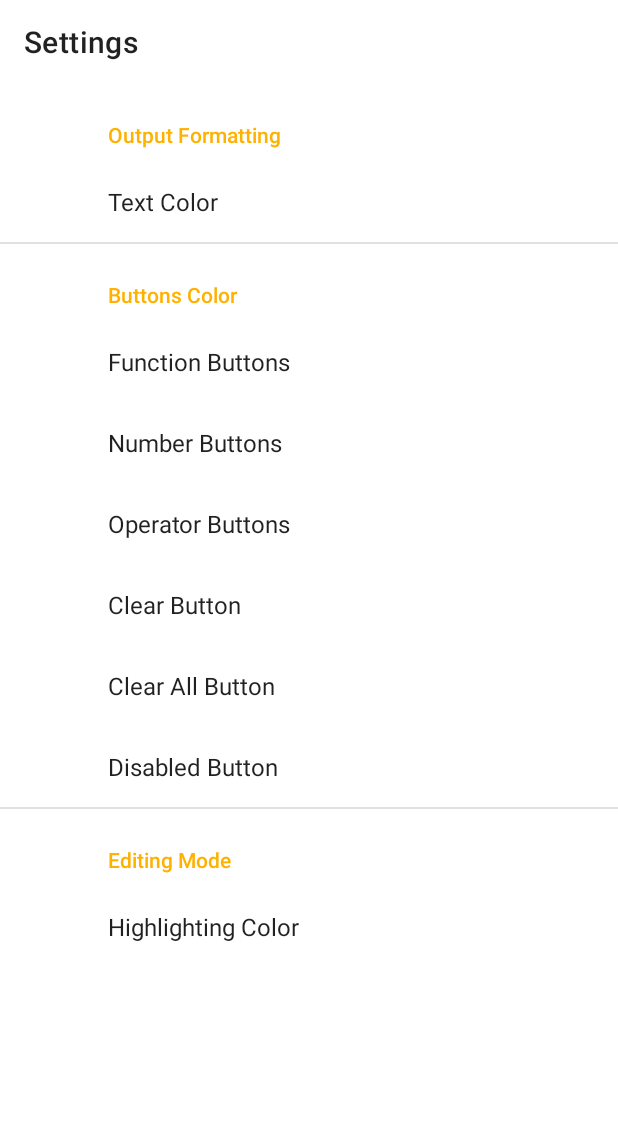
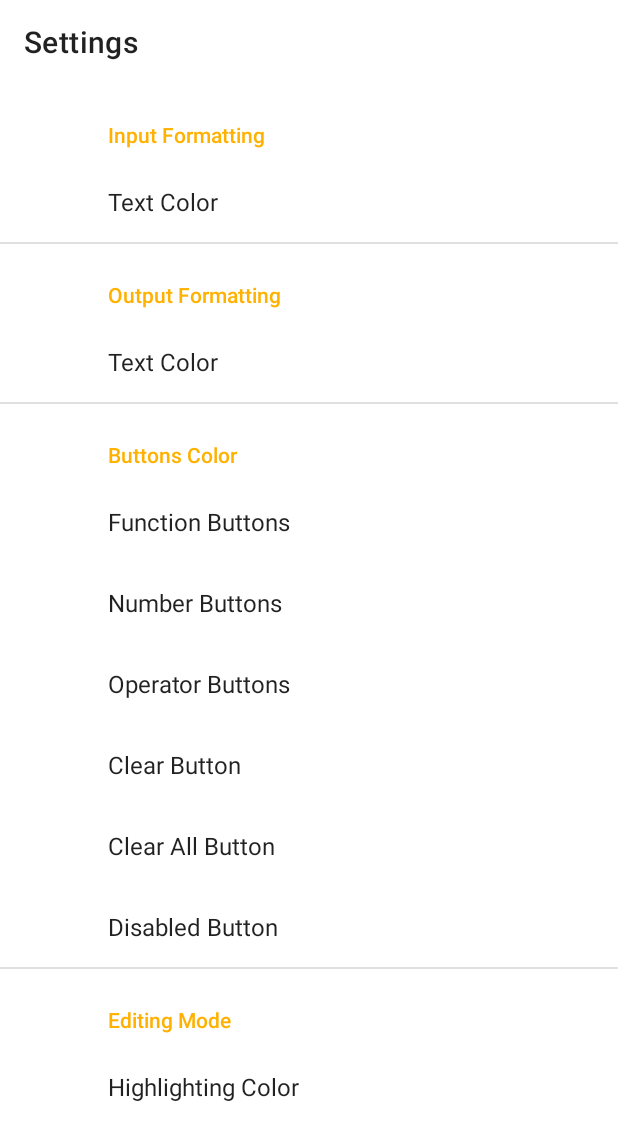
Before and after one commit to mplekunov/CalculatorApp, an Android app: the SettingsFragment screen opened through its navigation route, on a phone screen of 412 x 824 dp. Shown: the top 1140 px of the screen. Run offline under Robolectric (Android 15) with nearby library versions, the phone set to English and light mode, and no system bars; our stand-ins replace androidx.preference; 1 statement that could not run was skipped.

Commit message:
Work in Progress..

```diff
--- a/app/src/main/java/com/example/calculator/model/input/expandedEditing/ExpandedInputAdapter.kt
+++ b/app/src/main/java/com/example/calculator/model/input/expandedEditing/ExpandedInputAdapter.kt
@@ -16,6 +16,7 @@ import com.example.calculator.model.input.defaultEditing.Clickable
 import com.example.calculator.model.input.defaultEditing.InputAdapter
 import com.example.calculator.model.number.NumberKind
 import com.example.calculator.model.operator.OperatorKind
+import com.example.calculator.model.settings.SettingsManager
 import com.example.calculator.model.token.TokenTypes
 import com.example.calculator.model.wrapper.Buttons
 import com.example.calculator.parser.FunctionParser
@@ -101,7 +102,8 @@ class ExpandedInputAdapter(
         val typedValue = TypedValue()
         activity.theme.resolveAttribute(com.google.android.material.R.attr.colorOnPrimary, typedValue, true)
 
-        drawable.setTint(activity.getColor(typedValue.resourceId))
+        drawable.setTint(SettingsManager(activity.applicationContext).getColor(R.string.saved_input_font_color_key))
+
         val size: Int = activity.findViewById<TextView>(R.id.input).textSize.toInt()
         drawable.setBounds(0, 0,  (size / 1.3).roundToInt(), (size / 1.3).roundToInt())
 
--- a/app/src/main/java/com/example/calculator/view/CalculatorFragment.kt
+++ b/app/src/main/java/com/example/calculator/view/CalculatorFragment.kt
@@ -2,24 +2,24 @@ package com.example.calculator.view
 
 import android.content.res.ColorStateList
 import android.os.Bundle
+import android.text.Spannable
 import android.text.SpannableStringBuilder
 
 import android.text.method.LinkMovementMethod
-import android.util.Log
+import android.text.style.DynamicDrawableSpan
+import android.text.style.ForegroundColorSpan
+import android.text.style.ImageSpan
 
 import android.view.*
 import android.widget.ImageButton
 import androidx.appcompat.app.AppCompatActivity
-import androidx.core.graphics.*
 import androidx.core.widget.ImageViewCompat
 
 import androidx.fragment.app.Fragment
 import androidx.fragment.app.viewModels
 import androidx.lifecycle.MutableLiveData
-import androidx.preference.PreferenceManager
 
 import com.example.calculator.R
-import com.example.calculator.converter.ColorConverter
 import com.example.calculator.databinding.CalculatorExpandedBinding
 import com.example.calculator.databinding.CalculatorNormalBinding
 import com.example.calculator.databinding.FragmentCalculatorBinding
@@ -112,6 +112,8 @@ class CalculatorFragment : Fragment() {
             calculatorFragment = this@CalculatorFragment
         }
 
+        colorLiveInput()
+
         // Binds an observer to liveInput...
         // On liveData object modification, updates both input and output textview
         liveInput.observe(viewLifecycleOwner) {
@@ -122,11 +124,30 @@ class CalculatorFragment : Fragment() {
         applyCalculatorSettings()
     }
 
+    private fun colorLiveInput() {
+        liveInput.value?.setSpan(ForegroundColorSpan(SettingsManager(requireContext()).getColor(R.string.saved_input_font_color_key)), 0, liveInput.value!!.length, Spannable.SPAN_EXCLUSIVE_EXCLUSIVE)
+        val drawables = liveInput.value?.getSpans(0, liveInput.value!!.length, ImageSpan::class.java)
+
+        if (drawables != null) {
+            for (imageSpan in drawables) {
+                val drawable = imageSpan.drawable
+                drawable.setTint(SettingsManager(requireContext()).getColor(R.string.saved_input_font_color_key))
+
+                val start = liveInput.value!!.getSpanStart(imageSpan)
+                val end = liveInput.value!!.getSpanEnd(imageSpan)
+
+                liveInput.value?.removeSpan(imageSpan)
+
+                liveInput.value?.setSpan(ImageSpan(drawable, DynamicDrawableSpan.ALIGN_CENTER), start, end, Spannable.SPAN_EXCLUSIVE_EXCLUSIVE)
+            }
+        }
+    }
+
     private fun applyCalculatorSettings() {
         val settingsManager = SettingsManager(requireContext())
 
-//        binding!!.input.setTextColor(
-//            settingsManager.getColor(R.string.saved_input_font_color_key))
+        binding!!.input.setTextColor(
+            settingsManager.getColor(R.string.saved_input_font_color_key))
 
         binding!!.output.setTextColor(
             settingsManager.getColor(R.string.saved_output_font_color_key))
--- a/app/src/main/res/navigation/nav_graph.xml
+++ b/app/src/main/res/navigation/nav_graph.xml
@@ -10,11 +10,7 @@
         android:label="CalculatorFragment" >
         <action
             android:id="@+id/action_calculatorFragment_to_settingsFragment"
-            app:destination="@id/settingsFragment"
-            app:enterAnim="@android:anim/fade_in"
-            app:exitAnim="@android:anim/fade_out"
-            app:popEnterAnim="@android:anim/fade_in"
-            app:popExitAnim="@android:anim/fade_out" />
+            app:destination="@id/settingsFragment"/>
     </fragment>
 
     <fragment
@@ -23,11 +19,6 @@
         android:label="SettingsFragment" >
         <action
             android:id="@+id/action_settingsFragment_to_calculatorFragment"
-            app:destination="@id/calculatorFragment"
-            app:enterAnim="@android:anim/fade_in"
-            app:exitAnim="@android:anim/fade_out"
-            app:popEnterAnim="@android:anim/fade_in"
-            app:popExitAnim="@android:anim/fade_out"
-             />
+            app:destination="@id/calculatorFragment" />
     </fragment>
 </navigation>
--- a/app/src/main/res/values/dimen.xml
+++ b/app/src/main/res/values/dimen.xml
@@ -5,7 +5,7 @@
 
     <dimen name="btn_icon_size">10dp</dimen>
 
-    <dimen name="btn_padding_expanded">26dp</dimen>
+    <dimen name="btn_padding_expanded">28dp</dimen>
     <dimen name="btn_padding_default">31dp</dimen>
 
     <dimen name="btn_padding_equal_expanded">20dp</dimen>
--- a/app/src/main/res/xml/settings.xml
+++ b/app/src/main/res/xml/settings.xml
@@ -4,32 +4,32 @@
     xmlns:app="http://schemas.android.com/apk/res-auto"
     xmlns:tools="http://schemas.android.com/tools">
 
-<!--    <PreferenceCategory-->
-<!--        android:title="Input Formatting">-->
+    <PreferenceCategory
+        android:title="Input Formatting">
 
-<!--&lt;!&ndash;        <EditTextPreference&ndash;&gt;-->
-<!--&lt;!&ndash;            android:key="@string/saved_input_font_size_key"&ndash;&gt;-->
-<!--&lt;!&ndash;            android:title="Size"&ndash;&gt;-->
-<!--&lt;!&ndash;            app:useSimpleSummaryProvider="true"&ndash;&gt;-->
+<!--        <EditTextPreference-->
+<!--            android:key="@string/saved_input_font_size_key"-->
+<!--            android:title="Size"-->
+<!--            app:useSimpleSummaryProvider="true"-->
 
-<!--&lt;!&ndash;            android:dialogTitle="Choose Font Size"&ndash;&gt;-->
-<!--&lt;!&ndash;            tools:defaultValue="@string/default_input_size" />&ndash;&gt;-->
+<!--            android:dialogTitle="Choose Font Size"-->
+<!--            tools:defaultValue="@string/default_input_size" />-->
 
-<!--&lt;!&ndash;        <ListPreference&ndash;&gt;-->
-<!--&lt;!&ndash;            android:key="@string/saved_input_formatting_key"&ndash;&gt;-->
-<!--&lt;!&ndash;            android:title="Format"&ndash;&gt;-->
-<!--&lt;!&ndash;            app:useSimpleSummaryProvider="true"&ndash;&gt;-->
+<!--        <ListPreference-->
+<!--            android:key="@string/saved_input_formatting_key"-->
+<!--            android:title="Format"-->
+<!--            app:useSimpleSummaryProvider="true"-->
 
-<!--&lt;!&ndash;            android:dialogTitle="Choose Font"&ndash;&gt;-->
-<!--&lt;!&ndash;            tools:entries="@array/entries"&ndash;&gt;-->
-<!--&lt;!&ndash;            tools:entryValues="@array/values"&ndash;&gt;-->
-<!--&lt;!&ndash;            tools:defaultValue="Test 1" />&ndash;&gt;-->
+<!--            android:dialogTitle="Choose Font"-->
+<!--            tools:entries="@array/entries"-->
+<!--            tools:entryValues="@array/values"-->
+<!--            tools:defaultValue="Test 1" />-->
 
-<!--        <Preference-->
-<!--            android:key="@string/saved_input_font_color_key"-->
-<!--            android:title="Text Color"-->
-<!--            android:defaultValue="@string/saved_input_font_color_key"/>-->
-<!--    </PreferenceCategory>-->
+        <Preference
+            android:key="@string/saved_input_font_color_key"
+            android:title="Text Color"
+            android:defaultValue="@string/saved_input_font_color_key"/>
+    </PreferenceCategory>
 
     <PreferenceCategory
         android:title="Output Formatting">
```
